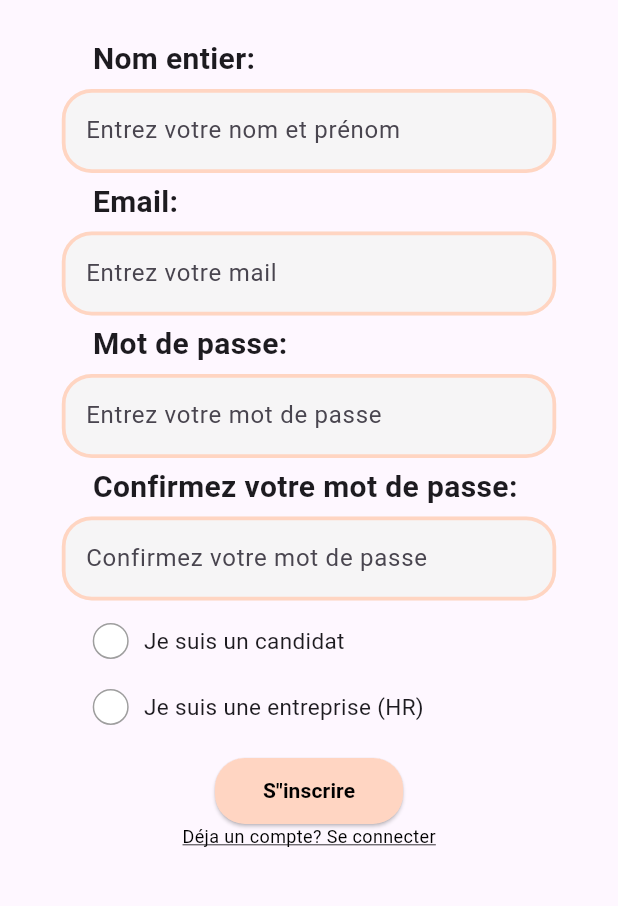
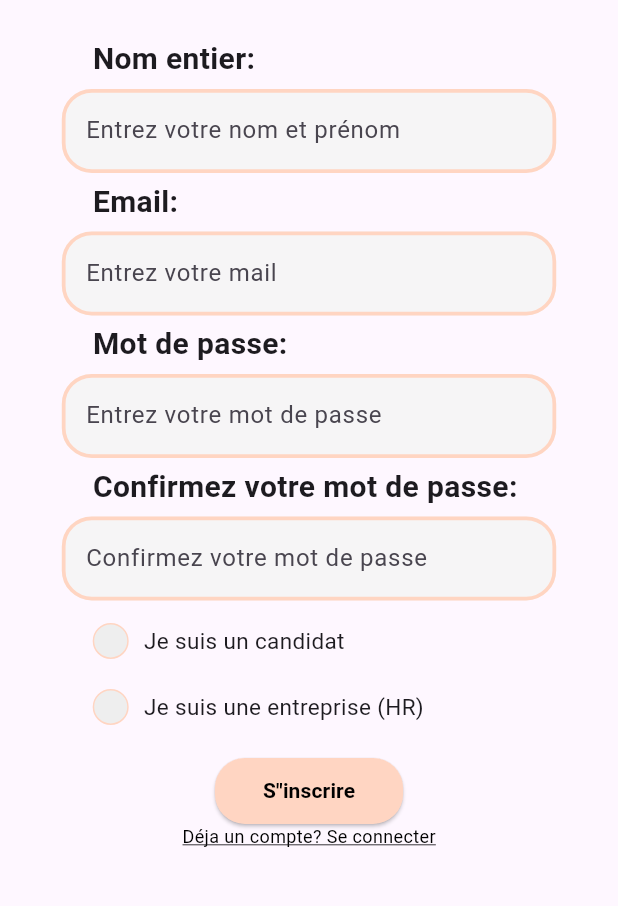
Before and after one commit to algosup/2023-2024-project-5-flutter-team-3, a Flutter app: the screen it shows after launch, on a phone screen of 412 x 824 dp, the part 185-1091 px from its top. Run offline on Flutter 3.47's test engine with Material 3 defaults, Android fonts, the light colour scheme and no system bars; drawn by our look-alikes of roundcheckbox; our stand-ins replace cloud_firestore, firebase_core, flutter_svg, get; accounts and stored records are empty.

Commit message:
Updated the checkboxes

```diff
--- a/adopte_a_candidate/lib/pages/sign_up.dart
+++ b/adopte_a_candidate/lib/pages/sign_up.dart
@@ -158,9 +158,10 @@ class _AskIfCompanyState extends State<AskIfCompany> {
                     isChecked: isJobSeeker,
                     onChanged: (selected) =>
                         _handleCheckBoxChange(selected, 'jobSeeker'),
-                    borderColor: Colors.grey,
-                    checkedColor: Colors.blue,
-                    uncheckedColor: Colors.white,
+                    borderColor: const Color(0xffffd5c2),
+                    checkedColor: const Color(0xffffd5c2),
+                    uncheckedColor: Colors.grey[200] ?? Colors.grey,
+                    checkedWidget: const Icon(Icons.check, color: Colors.black),
                     size: 24,
                   ),
                   const SizedBox(width: 10),
@@ -178,9 +179,10 @@ class _AskIfCompanyState extends State<AskIfCompany> {
                     isChecked: isCompany,
                     onChanged: (selected) =>
                         _handleCheckBoxChange(selected, 'company'),
-                    borderColor: Colors.grey,
-                    checkedColor: Colors.blue,
-                    uncheckedColor: Colors.white,
+                    borderColor: const Color(0xffffd5c2),
+                    checkedColor: const Color(0xffffd5c2),
+                    uncheckedColor: Colors.grey[200] ?? Colors.grey,
+                    checkedWidget: const Icon(Icons.check, color: Colors.black),
                     size: 24,
                   ),
                   const SizedBox(width: 10),
--- a/adopte_a_candidate/lib/widgets/buttons/check_boxes.dart
+++ b/adopte_a_candidate/lib/widgets/buttons/check_boxes.dart
@@ -9,6 +9,7 @@ Widget buildRoundCheckBox({
   required Color checkedColor,
   required Color uncheckedColor,
   required double size,
+  required Widget? checkedWidget,
 }) {
   return RoundCheckBox(
     isChecked: isChecked,
@@ -17,5 +18,7 @@ Widget buildRoundCheckBox({
     checkedColor: checkedColor,
     uncheckedColor: uncheckedColor,
     size: size,
+    checkedWidget: checkedWidget,
+
   );
 }
```
